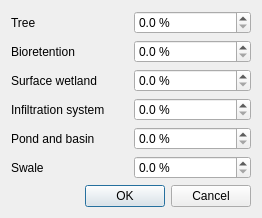
Before: the Qt Designer form src/mcedit/celldialog.ui in iut-ibk/P8Modules, drawn with Qt 5.
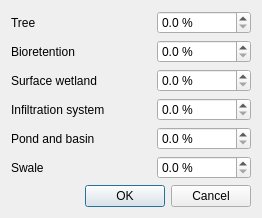
After: the same form once the commit is applied.

Commit message: tecLoad tecSave

The edit to the form file:
```diff
--- a/src/mcedit/celldialog.ui
+++ b/src/mcedit/celldialog.ui
@@ -7,7 +7,7 @@
     <x>0</x>
     <y>0</y>
     <width>262</width>
-    <height>173</height>
+    <height>199</height>
    </rect>
   </property>
   <property name="windowTitle">
@@ -15,7 +15,7 @@
   </property>
   <layout class="QVBoxLayout" name="verticalLayout">
    <item>
-    <layout class="QGridLayout" name="gridLayout">
+    <layout class="QGridLayout" name="gridLayout" columnstretch="3,2">
      <item row="1" column="1">
       <widget class="QDoubleSpinBox" name="v2">
        <property name="suffix">
```
Left out of the diff: 15 changed lines with no effect on the pictures. The commit also changes 2 other files.
